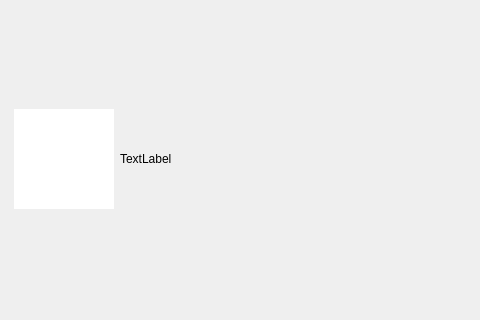
Before: the Qt Designer form application/kozna.ui in Mihica25/Pobedi-me-ako-znas, drawn with Qt 5; both pictures show x 0 to 480 and y 0 to 320 of the 800 by 800 pixel window.
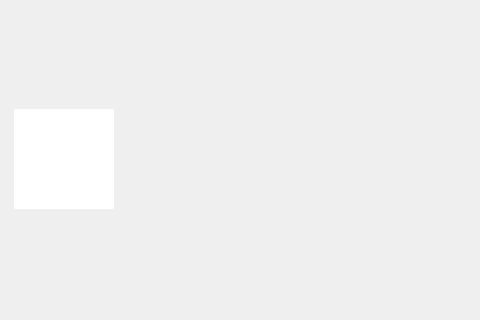
After: the same form once the commit is applied.

Patch:
```diff
--- a/application/kozna.ui
+++ b/application/kozna.ui
@@ -63,7 +63,7 @@
       <item>
        <widget class="QLabel" name="label">
         <property name="text">
-         <string>TextLabel</string>
+         <string/>
         </property>
        </widget>
       </item>
```
Left out of the diff: 9 changed lines with no effect on the pictures.
